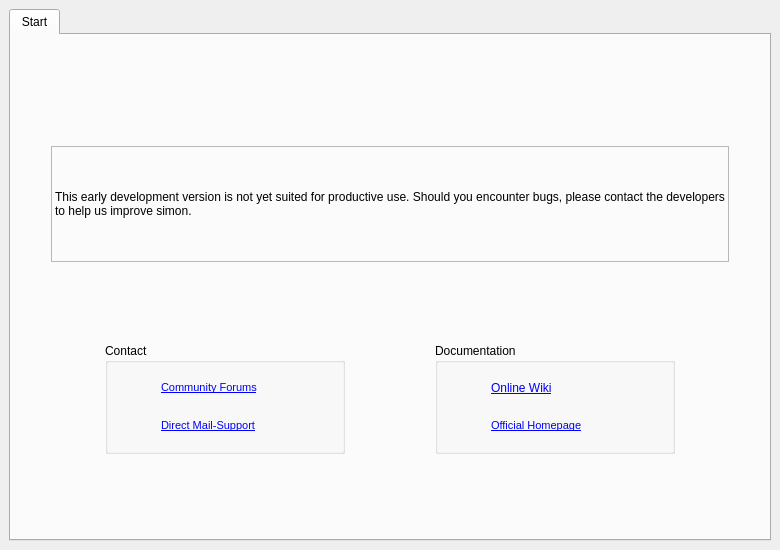
The window that simon/src/simonview.ui (KDE/simon) describes before a commit, drawn with Qt 5.
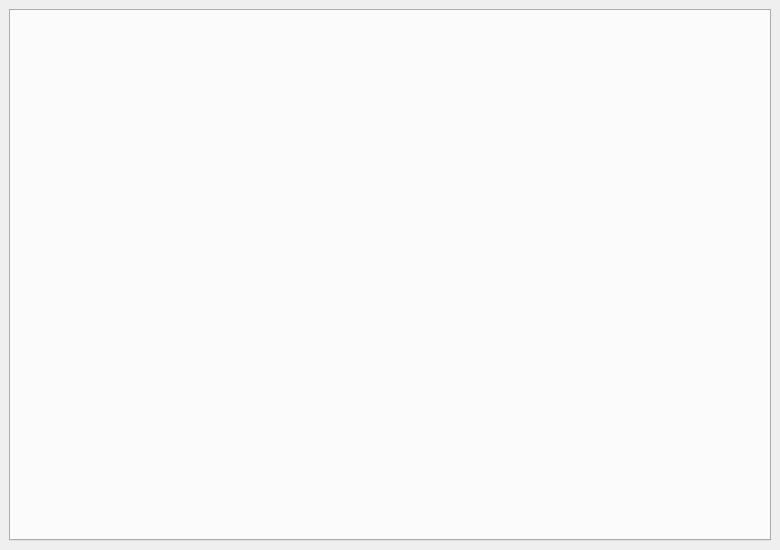
The same window after the commit. Custom widgets are drawn as their Qt base class.

Commit message: Adding new welcome screen

Patch:
```diff
--- a/simon/src/simonview.ui
+++ b/simon/src/simonview.ui
@@ -41,379 +41,6 @@
       <property name="tabReorderingEnabled">
        <bool>true</bool>
       </property>
-      <widget class="QWidget" name="tbWelcome">
-       <attribute name="title">
-        <string>Start</string>
-       </attribute>
-       <layout class="QVBoxLayout" name="verticalLayout">
-        <item>
-         <layout class="QHBoxLayout" name="horizontalLayout_3">
-          <item>
-           <spacer name="horizontalSpacer_7">
-            <property name="orientation">
-             <enum>Qt::Horizontal</enum>
-            </property>
-            <property name="sizeHint" stdset="0">
-             <size>
-              <width>40</width>
-              <height>20</height>
-             </size>
-            </property>
-           </spacer>
-          </item>
-          <item>
-           <widget class="QLabel" name="lbWelcomeDesc">
-            <property name="text">
-             <string/>
-            </property>
-            <property name="alignment">
-             <set>Qt::AlignJustify|Qt::AlignVCenter</set>
-            </property>
-            <property name="wordWrap">
-             <bool>true</bool>
-            </property>
-           </widget>
-          </item>
-          <item>
-           <spacer name="horizontalSpacer_6">
-            <property name="orientation">
-             <enum>Qt::Horizontal</enum>
-            </property>
-            <property name="sizeHint" stdset="0">
-             <size>
-              <width>40</width>
-              <height>20</height>
-             </size>
-            </property>
-           </spacer>
-          </item>
-         </layout>
-        </item>
-        <item>
-         <spacer name="verticalSpacer_3">
-          <property name="orientation">
-           <enum>Qt::Vertical</enum>
-          </property>
-          <property name="sizeHint" stdset="0">
-           <size>
-            <width>20</width>
-            <height>40</height>
-           </size>
-          </property>
-         </spacer>
-        </item>
-        <item>
-         <layout class="QHBoxLayout" name="horizontalLayout">
-          <item>
-           <spacer name="horizontalSpacer_4">
-            <property name="orientation">
-             <enum>Qt::Horizontal</enum>
-            </property>
-            <property name="sizeHint" stdset="0">
-             <size>
-              <width>40</width>
-              <height>20</height>
-             </size>
-            </property>
-           </spacer>
-          </item>
-          <item>
-           <widget class="QLabel" name="lbWarning">
-            <property name="minimumSize">
-             <size>
-              <width>678</width>
-              <height>116</height>
-             </size>
-            </property>
-            <property name="maximumSize">
-             <size>
-              <width>678</width>
-              <height>116</height>
-             </size>
-            </property>
-            <property name="font">
-             <font>
-              <pointsize>10</pointsize>
-              <weight>50</weight>
-              <bold>false</bold>
-             </font>
-            </property>
-            <property name="styleSheet">
-             <string notr="true"/>
-            </property>
-            <property name="frameShape">
-             <enum>QFrame::StyledPanel</enum>
-            </property>
-            <property name="text">
-             <string>&lt;!DOCTYPE HTML PUBLIC &quot;-//W3C//DTD HTML 4.0//EN&quot; &quot;http://www.w3.org/TR/REC-html40/strict.dtd&quot;&gt;
-&lt;html&gt;&lt;head&gt;&lt;meta name=&quot;qrichtext&quot; content=&quot;1&quot; /&gt;&lt;style type=&quot;text/css&quot;&gt;
-p, li { white-space: pre-wrap; }
-&lt;/style&gt;&lt;/head&gt;&lt;body style=&quot; font-family:'Bitstream Vera Sans'; font-size:10pt; font-weight:400; font-style:normal;&quot;&gt;
-&lt;p style=&quot; margin-top:0px; margin-bottom:0px; margin-left:0px; margin-right:0px; -qt-block-indent:0; text-indent:0px; font-family:'Verdana'; font-size:11pt;&quot;&gt;&lt;span style=&quot; font-size:9pt;&quot;&gt;This early development version is not yet suited for productive use. Should you encounter bugs, please contact the developers to help us improve simon.&lt;/span&gt;&lt;/p&gt;&lt;/body&gt;&lt;/html&gt;</string>
-            </property>
-            <property name="wordWrap">
-             <bool>true</bool>
-            </property>
-            <property name="openExternalLinks">
-             <bool>true</bool>
-            </property>
-           </widget>
-          </item>
-          <item>
-           <spacer name="horizontalSpacer_5">
-            <property name="orientation">
-             <enum>Qt::Horizontal</enum>
-            </property>
-            <property name="sizeHint" stdset="0">
-             <size>
-              <width>40</width>
-              <height>20</height>
-             </size>
-            </property>
-           </spacer>
-          </item>
-         </layout>
-        </item>
-        <item>
-         <spacer name="verticalSpacer">
-          <property name="orientation">
-           <enum>Qt::Vertical</enum>
-          </property>
-          <property name="sizeHint" stdset="0">
-           <size>
-            <width>20</width>
-            <height>40</height>
-           </size>
-          </property>
-         </spacer>
-        </item>
-        <item>
-         <layout class="QHBoxLayout" name="horizontalLayout_2">
-          <item>
-           <spacer name="horizontalSpacer_2">
-            <property name="orientation">
-             <enum>Qt::Horizontal</enum>
-            </property>
-            <property name="sizeHint" stdset="0">
-             <size>
-              <width>18</width>
-              <height>111</height>
-             </size>
-            </property>
-           </spacer>
-          </item>
-          <item>
-           <widget class="QGroupBox" name="groupBox">
-            <property name="minimumSize">
-             <size>
-              <width>240</width>
-              <height>0</height>
-             </size>
-            </property>
-            <property name="maximumSize">
-             <size>
-              <width>240</width>
-              <height>16777215</height>
-             </size>
-            </property>
-            <property name="font">
-             <font>
-              <weight>50</weight>
-              <bold>false</bold>
-             </font>
-            </property>
-            <property name="title">
-             <string>Contact</string>
-            </property>
-            <layout class="QGridLayout" name="gridLayout">
-             <property name="horizontalSpacing">
-              <number>12</number>
-             </property>
-             <item row="1" column="0">
-              <widget class="QLabel" name="label_5">
-               <property name="maximumSize">
-                <size>
-                 <width>32</width>
-                 <height>32</height>
-                </size>
-               </property>
-               <property name="text">
-                <string/>
-               </property>
-              </widget>
-             </item>
-             <item row="0" column="0">
-              <widget class="QLabel" name="label_7">
-               <property name="maximumSize">
-                <size>
-                 <width>32</width>
-                 <height>32</height>
-                </size>
-               </property>
-               <property name="text">
-                <string/>
-               </property>
-              </widget>
-             </item>
-             <item row="1" column="1">
-              <widget class="QLabel" name="label_6">
-               <property name="text">
-                <string>&lt;!DOCTYPE HTML PUBLIC &quot;-//W3C//DTD HTML 4.0//EN&quot; &quot;http://www.w3.org/TR/REC-html40/strict.dtd&quot;&gt;
-&lt;html&gt;&lt;head&gt;&lt;meta name=&quot;qrichtext&quot; content=&quot;1&quot; /&gt;&lt;style type=&quot;text/css&quot;&gt;
-p, li { white-space: pre-wrap; }
-&lt;/style&gt;&lt;/head&gt;&lt;body style=&quot; font-family:'Bitstream Vera Sans'; font-size:8pt; font-weight:400; font-style:normal;&quot;&gt;
-&lt;p style=&quot; margin-top:0px; margin-bottom:0px; margin-left:0px; margin-right:0px; -qt-block-indent:0; text-indent:0px;&quot;&gt;&lt;a href=&quot;mailto:support@simon-listens.org&quot;&gt;&lt;span style=&quot; text-decoration: underline; color:#0000ff;&quot;&gt;Direct Mail-Support&lt;/span&gt;&lt;/a&gt; &lt;/p&gt;&lt;/body&gt;&lt;/html&gt;</string>
-               </property>
-               <property name="openExternalLinks">
-                <bool>true</bool>
-               </property>
-              </widget>
-             </item>
-             <item row="0" column="1">
-              <widget class="QLabel" name="label_8">
-               <property name="text">
-                <string>&lt;!DOCTYPE HTML PUBLIC &quot;-//W3C//DTD HTML 4.0//EN&quot; &quot;http://www.w3.org/TR/REC-html40/strict.dtd&quot;&gt;
-&lt;html&gt;&lt;head&gt;&lt;meta name=&quot;qrichtext&quot; content=&quot;1&quot; /&gt;&lt;style type=&quot;text/css&quot;&gt;
-p, li { white-space: pre-wrap; }
-&lt;/style&gt;&lt;/head&gt;&lt;body style=&quot; font-family:'Bitstream Vera Sans'; font-size:8pt; font-weight:400; font-style:normal;&quot;&gt;
-&lt;p style=&quot; margin-top:0px; margin-bottom:0px; margin-left:0px; margin-right:0px; -qt-block-indent:0; text-indent:0px;&quot;&gt;&lt;a href=&quot;http://sourceforge.net/projects/speech2text/forums&quot;&gt;&lt;span style=&quot; text-decoration: underline; color:#0000ff;&quot;&gt;Community Forums&lt;/span&gt;&lt;/a&gt;&lt;/p&gt;&lt;/body&gt;&lt;/html&gt;</string>
-               </property>
-               <property name="openExternalLinks">
-                <bool>true</bool>
-               </property>
-              </widget>
-             </item>
-            </layout>
-           </widget>
-          </item>
-          <item>
-           <spacer name="horizontalSpacer">
-            <property name="orientation">
-             <enum>Qt::Horizontal</enum>
-            </property>
-            <property name="sizeHint" stdset="0">
-             <size>
-              <width>13</width>
-              <height>111</height>
-             </size>
-            </property>
-           </spacer>
-          </item>
-          <item>
-           <widget class="QGroupBox" name="groupBox_2">
-            <property name="minimumSize">
-             <size>
-              <width>240</width>
-              <height>0</height>
-             </size>
-            </property>
-            <property name="maximumSize">
-             <size>
-              <width>240</width>
-              <height>16777215</height>
-             </size>
-            </property>
-            <property name="font">
-             <font>
-              <weight>50</weight>
-              <bold>false</bold>
-             </font>
-            </property>
-            <property name="title">
-             <string>Documentation</string>
-            </property>
-            <layout class="QGridLayout" name="gridLayout_2">
-             <property name="horizontalSpacing">
-              <number>12</number>
-             </property>
-             <item row="1" column="0">
-              <widget class="QLabel" name="label_9">
-               <property name="maximumSize">
-                <size>
-                 <width>32</width>
-                 <height>32</height>
-                </size>
-               </property>
-               <property name="text">
-                <string/>
-               </property>
-              </widget>
-             </item>
-             <item row="2" column="0">
-              <widget class="QLabel" name="label_13">
-               <property name="maximumSize">
-                <size>
-                 <width>32</width>
-                 <height>32</height>
-                </size>
-               </property>
-               <property name="text">
-                <string/>
-               </property>
-              </widget>
-             </item>
-             <item row="2" column="1">
-              <widget class="QLabel" name="label_14">
-               <property name="text">
-                <string>&lt;!DOCTYPE HTML PUBLIC &quot;-//W3C//DTD HTML 4.0//EN&quot; &quot;http://www.w3.org/TR/REC-html40/strict.dtd&quot;&gt;
-&lt;html&gt;&lt;head&gt;&lt;meta name=&quot;qrichtext&quot; content=&quot;1&quot; /&gt;&lt;style type=&quot;text/css&quot;&gt;
-p, li { white-space: pre-wrap; }
-&lt;/style&gt;&lt;/head&gt;&lt;body style=&quot; font-family:'Bitstream Vera Sans'; font-size:8pt; font-weight:400; font-style:normal;&quot;&gt;
-&lt;p style=&quot; margin-top:0px; margin-bottom:0px; margin-left:0px; margin-right:0px; -qt-block-indent:0; text-indent:0px;&quot;&gt;&lt;a href=&quot;http://www.simon-listens.org&quot;&gt;&lt;span style=&quot; text-decoration: underline; color:#0000ff;&quot;&gt;Official Homepage&lt;/span&gt;&lt;/a&gt; &lt;/p&gt;&lt;/body&gt;&lt;/html&gt;</string>
-               </property>
-               <property name="openExternalLinks">
-                <bool>true</bool>
-               </property>
-              </widget>
-             </item>
-             <item row="1" column="1">
-              <widget class="QLabel" name="label_10">
-               <property name="text">
-                <string>&lt;html&gt;
-&lt;head /&gt;
-&lt;body&gt;
-&lt;a href=&quot;http://www.cyber-byte.at/wiki/index.php/Main_Page&quot;&gt;Online Wiki&lt;/a&gt;
-&lt;/body&gt;
-&lt;/html&gt;</string>
-               </property>
-               <property name="openExternalLinks">
-                <bool>true</bool>
-               </property>
-              </widget>
-             </item>
-            </layout>
-           </widget>
-          </item>
-          <item>
-           <spacer name="horizontalSpacer_3">
-            <property name="orientation">
-             <enum>Qt::Horizontal</enum>
-            </property>
-            <property name="sizeHint" stdset="0">
-             <size>
-              <width>18</width>
-              <height>111</height>
-             </size>
-            </property>
-           </spacer>
-          </item>
-         </layout>
-        </item>
-        <item>
-         <spacer name="verticalSpacer_2">
-          <property name="orientation">
-           <enum>Qt::Vertical</enum>
-          </property>
-          <property name="sizeHint" stdset="0">
-           <size>
-            <width>20</width>
-            <height>40</height>
-           </size>
-          </property>
-         </spacer>
-        </item>
-       </layout>
-      </widget>
      </widget>
     </item>
    </layout>
```
Left out of the diff: 2 changed lines with no effect on the pictures. The commit also changes 3 other files.
